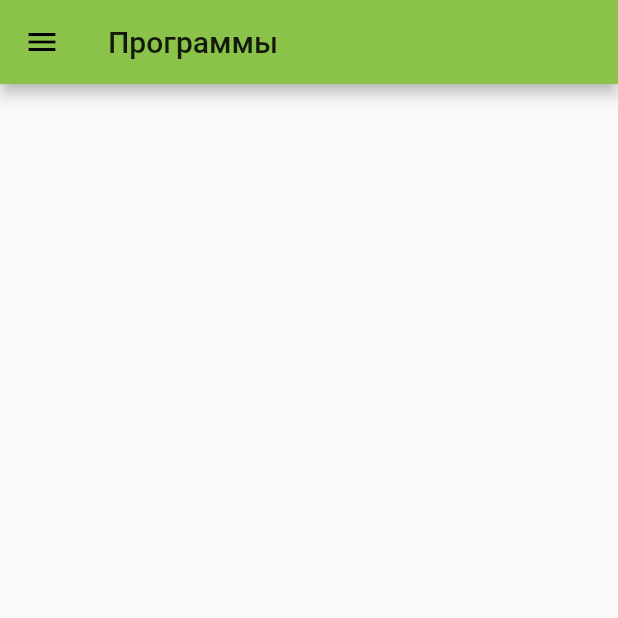
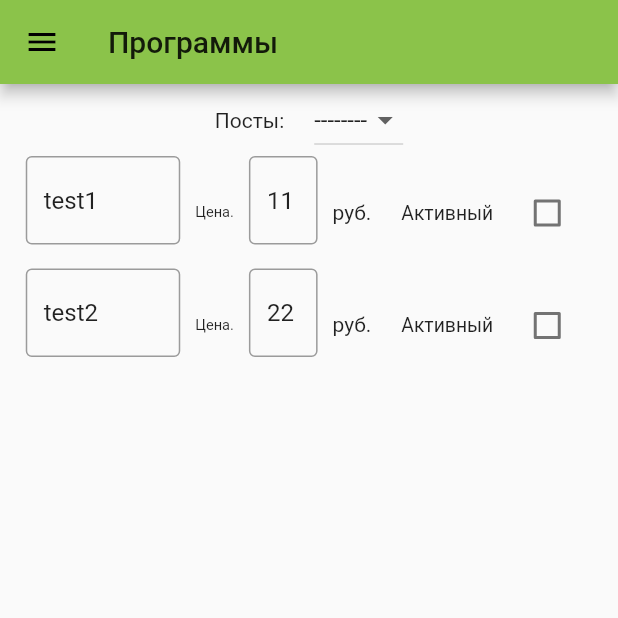
Before and after one commit to OpenRbt/mobile-wash-control, a Flutter app: the ProgramsMenu screen opened by its route, on a phone screen of 412 x 824 dp, the top half of it. Run offline on Flutter 3.47's test engine with Material 2 defaults, Android fonts, the phone set to English and light mode, and no system bars; missing offline and left inert: ping_discover_network, wifi.

Commit message:
ProgramsMenu updated, stubs instead of api calls

```diff
--- a/lib/ProgramsMenu.dart
+++ b/lib/ProgramsMenu.dart
@@ -1,7 +1,7 @@
 import 'package:flutter/material.dart';
 import 'package:mobile_wash_control/CommonElements.dart';
 import 'package:mobile_wash_control/client/api.dart';
-
+import 'package:flutter/services.dart';
 class ProgramsMenuArgs {}
 
 class ProgramsMenu extends StatefulWidget {
@@ -15,7 +15,8 @@ class _ProgramsMenuState extends State<ProgramsMenu> {
   List<bool> _ProgramsCheckbox = List.generate(6, (index) {
     return false;
   });
-  List<String> _ProgramsName; /* = [
+  List<String> _ProgramsName = ['test1','test2'];
+  /* = [
     "Пена",
     "Вода + Шампунь",
     "Ополаскивание",
@@ -24,42 +25,52 @@ class _ProgramsMenuState extends State<ProgramsMenu> {
     "Пауза"
   ]*/
 
-  List<String> _prices;
-
-  var _firstLoad = true;
+  List<String> _prices = ['11', '22'];
+  int _stationId = -1;
+  List<StationStatus> _stations;
+  bool _firstLoad = true;
 
   void GetData(SessionData sessionData) async {
     try {
-      var stationId = 1; //TODO: somehow get station id
+      if (_firstLoad) {
+        /*var fake = StationStatus();
+        fake.id = 5;
+        _stations = [fake];*/
+        StatusReport status = await sessionData.client.status();
+        return; //TODO: remove afterwards
+        _stations = status.stations ?? [];
+        _firstLoad = false;
+        return;
+      }
 
       var args14 = Args14();
-      args14.stationID = stationId;
+      args14.stationID = _stationId;
       List<ProgramInfo> programs = await sessionData.client.programs(args14);
       StatusReport status = await sessionData.client.status();
-      var stationStatus = status.stations.where((st) => st.id == stationId).single;
-      int currentProgramId = programs.map((e) => e.id).toList().indexOf(stationStatus.currentProgram); //TODO: check if it is actually an id, redo the command
+      var stationStatus =
+          status.stations.where((st) => st.id == _stationId).single;
+      //int currentProgramIndex = programs.map((e) => e.id).toList().indexOf(stationStatus.currentProgram);
 
       if (!mounted) {
         return;
       }
       var args9 = Args9();
       args9.hash = stationStatus.hash;
-      for (int i = 0; i < programs.length; i++)
-      {
-        args9.key = programs[i].name;//TODO: check if it is the right key
+      for (int i = 0; i < programs.length; i++) {
+        args9.key = programs[i].name;
+        //args9.hash = ''; //TODO: fill it
         var price = await sessionData.client.load(args9);
         _prices.add(price);
       }
       _ProgramsName = programs.map((p) => p.name);
-      _ProgramsCheckbox[currentProgramId - 1] = true;
-      _firstLoad = false;
-
-      setState(()  {
-      });
+      //_ProgramsCheckbox[currentProgramIndex] = true;
+      setState(() {});
     } catch (e) {
-      print("Exception when calling DefaultApi->programs in ProgramsMenu: $e\n");
+      print(
+          "Exception when calling DefaultApi->programs in ProgramsMenu: $e\n");
     }
   }
+
   @override
   Widget build(BuildContext context) {
     final SessionData sessionData = ModalRoute.of(context).settings.arguments;
@@ -76,29 +87,78 @@ class _ProgramsMenuState extends State<ProgramsMenu> {
     double screenW = MediaQuery.of(context).size.width;
     return Scaffold(
       appBar: appBar,
-      drawer: prepareDrawer(context, Pages.Programs,sessionData),
+      drawer: prepareDrawer(context, Pages.Programs, sessionData),
       body: OrientationBuilder(
         builder: (context, orientation) {
           return new SizedBox(
             height: screenH - appBar.preferredSize.height,
             width: screenW,
-            child: ListView(
-              children: _ProgramsName == null ? [] : List.generate(_ProgramsName.length, (index) {
+            child:
+            ListView(children: buildThings(sessionData, screenW, screenH)),
+          );
+        },
+      ),
+    );
+  }
+
+  List<Widget> buildThings(
+      SessionData sessionData, double screenW, double screenH) {
+    return [
+      Row(mainAxisAlignment: MainAxisAlignment.center, children: [
+        Text('Посты:'),
+        SizedBox(width: 20),
+        DropdownButton(
+            value: _stationId,
+            onChanged: (newValue) {
+              setState(() {
+                _stationId = newValue;
+                GetData(sessionData);
+              });
+            },
+            items: _stations == null
+                ? []
+                : List.generate(_stations.length, (index) {
+                    return DropdownMenuItem(
+                        value: _stations[index].id,
+                        child: Text("${_stations[index].id} пост"));
+                  })
+              ..add(DropdownMenuItem<int>(value: -1, child: Text("--------"))))
+      ])
+    ]..addAll(_ProgramsName == null
+        ? [Center(child: Text('Нет программ'))]
+        : List.generate(_ProgramsName.length, (index) {
+
+            var nameController = TextEditingController();
+            _controllers.add(nameController);
+            nameController.value = TextEditingValue(
+              text: _ProgramsName[index],
+            );
+
+            var priceController = TextEditingController();
+            _controllers.add(priceController);
+            priceController.value = TextEditingValue(
+              text: _prices[index],
+            );
+
             return new Row(
               mainAxisAlignment: MainAxisAlignment.center,
               crossAxisAlignment: CrossAxisAlignment.center,
               children: [
                 SizedBox(
                   height: 75,
-                      width: screenW / 3,
-                      child: Center(
-                          child: Padding(
-                        padding: EdgeInsets.all(10),
-                        child: FittedBox(
-                          fit: BoxFit.fitHeight,
-                          child: Text(_ProgramsName[index]),
+                  width: screenW / 4,
+                  child: TextField(
+                    decoration: InputDecoration(border: OutlineInputBorder()),
+                    controller: nameController,
+                    onSubmitted: (newValue) {
+                      _ProgramsName[index] = newValue;
+                      var args = Args15();
+                      args.name = newValue;
+                      args.stationID = _stationId;
+                      // args.programID = a; TODO: get them in getdata
+                      //sessionData.client.setProgramName(args);
+                    }
                   ),
-                      )),
                 ),
                 SizedBox(
                   height: 75,
@@ -118,10 +178,19 @@ class _ProgramsMenuState extends State<ProgramsMenu> {
                       SizedBox(
                         height: 75,
                         width: screenW / 9,
-                            child: Text(
-                              /*decoration:
-                                  InputDecoration(border: OutlineInputBorder()),*/
-                              _prices[index] //TODO: switch back to TextField
+                        child: TextField(
+                          keyboardType: TextInputType.number,
+                          inputFormatters: <TextInputFormatter>[
+                            FilteringTextInputFormatter.digitsOnly,
+                          ],
+                          decoration:
+                              InputDecoration(border: OutlineInputBorder()),
+                          controller: priceController,
+                            onSubmitted: (newValue) {
+                              _prices[index] = newValue;
+
+                              //sessionData.client.save(args); //TODO: api call
+                            }
                         ),
                       ),
                       SizedBox(
@@ -154,9 +223,9 @@ class _ProgramsMenuState extends State<ProgramsMenu> {
                       value: _ProgramsCheckbox[index],
                       onChanged: (newValue) {
                         setState(() {
-                              //TODO: check if checkboxes are meant to be changeable
-                              /*_ProgramsCheckbox[index] =
-                                  !_ProgramsCheckbox[index];*/
+                          //TODO: add real logic
+                          print('Checkbox pressed');
+                          //_ProgramsCheckbox[index] = !_ProgramsCheckbox[index];
                         });
                       },
                     ),
@@ -164,11 +233,14 @@ class _ProgramsMenuState extends State<ProgramsMenu> {
                 ),
               ],
             );
-              }),
-            ),
-          );
-        },
-      ),
-    );
+          }));
+  }
+
+  List<TextEditingController> _controllers = [];
+  @override
+  void dispose() {
+    for (var c in _controllers)
+      c.dispose();
+    super.dispose();
   }
 }
```
Lines whose indentation alone changed are shown as unchanged.
